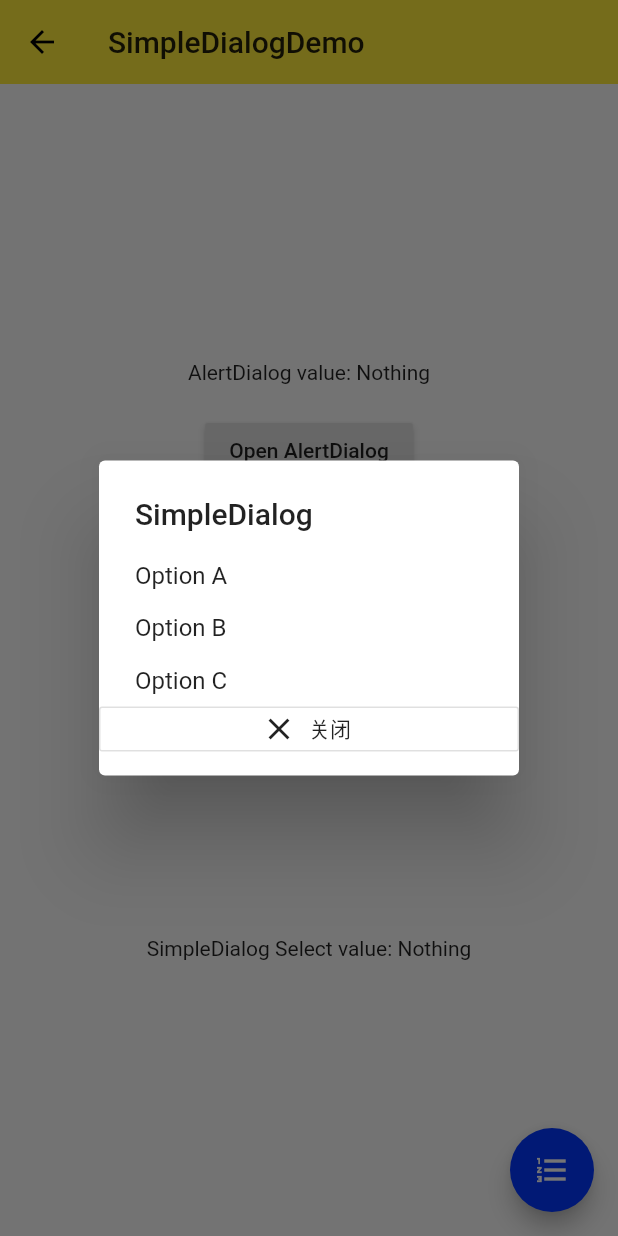
After one commit to qiaoluheng/ninghao_flutter, a Flutter app: the SimpleDialogDemo screen opened directly, after a tap on the "format list numbered" icon, on a phone screen of 412 x 824 dp. The commit adds this screen. Run offline on Flutter 3.47's test engine with Material 2 defaults, Android fonts, the phone set to English and light mode, and no system bars.

Commit message:
AlertDialog/BottomSheet/Snackbar/ExpansionPanel

```diff
--- /dev/null
+++ b/lib/demo/simple_dialog_demo.dart
@@ -0,0 +1,166 @@
+import 'package:flutter/material.dart';
+import 'dart:async';
+
+enum Option { A, B, C }
+
+enum AlertAction {
+  Ok,Cancel
+}
+
+class SimpleDialogDemo extends StatefulWidget {
+  @override
+  _SimpleDialogDemoState createState() => _SimpleDialogDemoState();
+}
+
+class _SimpleDialogDemoState extends State<SimpleDialogDemo> {
+  String _choice = 'Nothing';
+
+  // 打开 SimpleDialog 弹出框
+  Future _openSimpleDialog() async {
+    final option = await showDialog(
+        context: context,
+        // barrierDismissible: false,
+        builder: (BuildContext context) {
+          return SimpleDialog(
+            title: Text('SimpleDialog'),
+            children: <Widget>[
+              SimpleDialogOption(
+                child: Text('Option A'),
+                onPressed: () {
+                  Navigator.pop(context, Option.A);
+                },
+              ),
+              SimpleDialogOption(
+                child: Text('Option B'),
+                onPressed: () {
+                  Navigator.pop(context, Option.B);
+                },
+              ),
+              SimpleDialogOption(
+                child: Text('Option C'),
+                onPressed: () {
+                  Navigator.pop(context, Option.C);
+                },
+              ),
+              Container(
+                width: 160.0,
+                height: 30.0,
+                child: OutlineButton.icon(
+                  icon: Icon(Icons.close),
+                  onPressed: () {
+                    Navigator.pop(context);
+                  },
+                  label: Text('关闭'),
+                ),
+              )
+            ],
+          );
+        });
+
+    switch (option) {
+      case Option.A:
+        setState(() {
+          _choice = "abc";
+        });
+        break;
+      case Option.B:
+        setState(() {
+          _choice = "bcd";
+        });
+        break;
+      case Option.C:
+        setState(() {
+          _choice = "cde";
+        });
+        break;
+      default:
+        setState(() {
+          _choice = 'not select';
+        });
+    }
+  }
+
+  String _choiceAlert = 'Nothing';
+  // 打开 AlertDialog 弹出框
+  Future _openAlertDialog() async {
+   final action = await showDialog(
+      context: context,
+      // 点击阴影是否关闭，true关闭，false 不关闭
+      barrierDismissible: false,
+      builder: (BuildContext context) {
+        return AlertDialog(
+           title: Text('AlertDialog'),
+           content: Text('确定此操作吗 ?'),
+           // 添加动作
+           actions: <Widget>[
+             FlatButton(
+               child: Text('取消'),
+               onPressed: () {
+                 Navigator.pop(context, AlertAction.Cancel);
+               },
+             ),
+             FlatButton(
+               child: Text('确定'),
+               onPressed: () {
+                 Navigator.pop(context, AlertAction.Ok);
+               },
+             ),
+           ],
+        );
+      },
+    );
+
+    switch (action) {
+      case AlertAction.Cancel:
+        setState(() {
+          _choiceAlert = 'Cancel';
+        });
+        break;
+      case AlertAction.Ok:
+        setState(() {
+          _choiceAlert = 'Ok';
+        });
+        break;
+      default:
+    }
+  }
+
+  @override
+  Widget build(BuildContext context) {
+    return Scaffold(
+      appBar: AppBar(
+        title: Text('SimpleDialogDemo'),
+        elevation: 0.0,
+      ),
+      body: Container(
+        padding: EdgeInsets.all(16.0),
+        child: Column(
+          mainAxisAlignment: MainAxisAlignment.center,
+          children: <Widget>[
+            Text('AlertDialog value: ${_choiceAlert}'),
+            SizedBox(height:20.0),
+            Row(
+              mainAxisAlignment: MainAxisAlignment.center,
+              children: <Widget>[
+                // 打开 Alert 按钮
+                RaisedButton(
+                  onPressed: _openAlertDialog,
+                  child: Text('Open AlertDialog'),
+                ),
+              ],
+            ),
+            SizedBox(
+              height: 300.0,
+            ),
+            Text('SimpleDialog Select value: ${_choice}'),
+          ],
+        ),
+      ),
+      // 打开 SimpleDialog 按钮
+      floatingActionButton: FloatingActionButton(
+        child: Icon(Icons.format_list_numbered),
+        onPressed: _openSimpleDialog,
+      ),
+    );
+  }
+}
```
Also changed, not shown: lib/demo/bottom_sheet_demo.dart (added, +103 -0 lines), lib/demo/expansion_panel_demo.dart (added, +119 -0 lines), lib/demo/material_component.dart (+20 -0 lines), lib/demo/snack_bar_demo.dart (added, +52 -0 lines).
